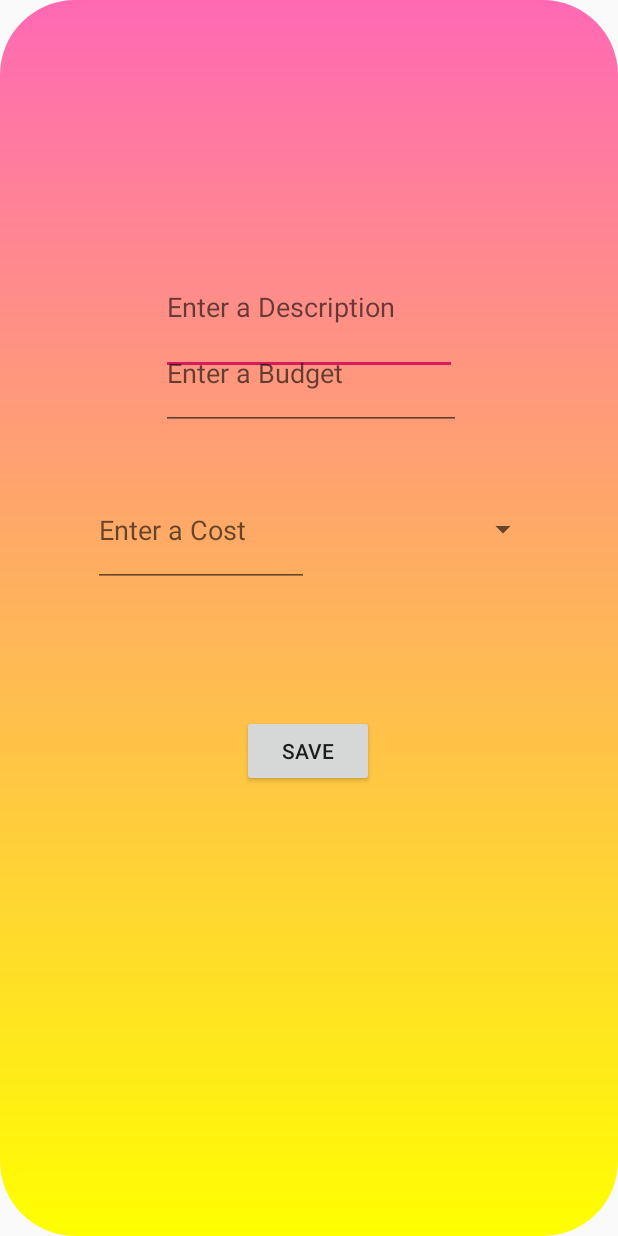
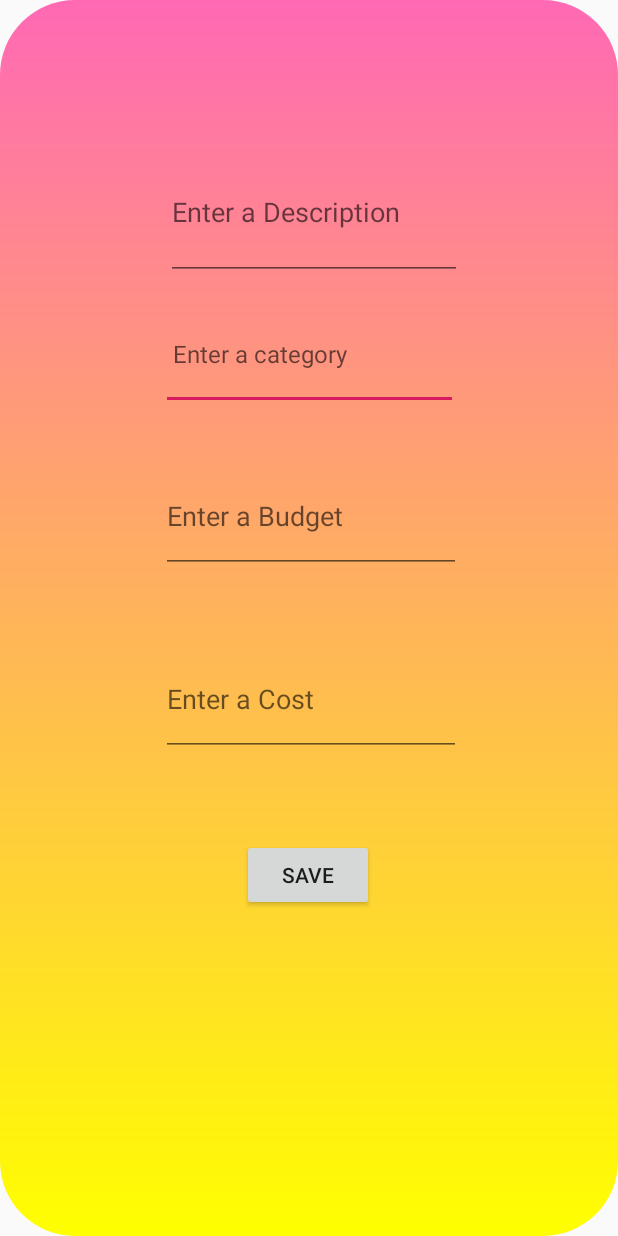
Before and after one commit to yitongni/AndroidProject, an Android app: the layout activity_popup.xml on its own in the app's theme, with its tools: preview values and no code run, on a phone screen of 412 x 824 dp. Run offline under Robolectric (Android 15) with nearby library versions, the phone set to English and light mode, and no system bars.

Commit message:
Updating UI

```diff
--- a/app/src/main/res/layout/activity_popup.xml
+++ b/app/src/main/res/layout/activity_popup.xml
@@ -17,32 +17,32 @@
         app:layout_constraintLeft_toLeftOf="parent"
         app:layout_constraintRight_toRightOf="parent"
         app:layout_constraintTop_toTopOf="parent"
-        app:layout_constraintVertical_bias="0.614" />
+        app:layout_constraintVertical_bias="0.721" />
 
-    <!--<EditText-->
+    <AutoCompleteTextView
+        android:id="@+id/editTextCategory"
+        style="?android:attr/spinnerItemStyle"
+        android:layout_width="198dp"
+        android:layout_height="74dp"
+        android:hint="Enter a category"
+        app:layout_constraintBottom_toBottomOf="parent"
+        app:layout_constraintHorizontal_bias="0.502"
+        app:layout_constraintLeft_toLeftOf="parent"
+        app:layout_constraintRight_toRightOf="parent"
+        app:layout_constraintTop_toTopOf="parent"
+        app:layout_constraintVertical_bias="0.266" />
+
+    <!--<Spinner-->
+        <!--android:id="@+id/categorySpinner"-->
         <!--android:layout_width="143dp"-->
         <!--android:layout_height="74dp"-->
-        <!--android:gravity="right"-->
-        <!--android:id="@+id/editTextCategory"-->
+        <!--android:text="Select a category"-->
         <!--app:layout_constraintBottom_toBottomOf="parent"-->
         <!--app:layout_constraintHorizontal_bias="0.804"-->
         <!--app:layout_constraintLeft_toLeftOf="parent"-->
         <!--app:layout_constraintRight_toRightOf="parent"-->
         <!--app:layout_constraintTop_toTopOf="parent"-->
-        <!--app:layout_constraintVertical_bias="0.421"-->
-        <!--style="?android:attr/spinnerItemStyle"/>-->
-
-    <Spinner
-        android:id="@+id/categorySpinner"
-        android:layout_width="143dp"
-        android:layout_height="74dp"
-        android:text="Select a category"
-        app:layout_constraintBottom_toBottomOf="parent"
-        app:layout_constraintHorizontal_bias="0.804"
-        app:layout_constraintLeft_toLeftOf="parent"
-        app:layout_constraintRight_toRightOf="parent"
-        app:layout_constraintTop_toTopOf="parent"
-        app:layout_constraintVertical_bias="0.421" />
+        <!--app:layout_constraintVertical_bias="0.421" />-->
 
     <EditText
         android:id="@+id/description"
@@ -50,23 +50,24 @@
         android:layout_height="90dp"
         android:hint="Enter a Description"
         app:layout_constraintBottom_toBottomOf="parent"
+        app:layout_constraintHorizontal_bias="0.514"
         app:layout_constraintLeft_toLeftOf="parent"
         app:layout_constraintRight_toRightOf="parent"
         app:layout_constraintTop_toTopOf="parent"
-        app:layout_constraintVertical_bias="0.218" />
+        app:layout_constraintVertical_bias="0.132" />
 
     <EditText
         android:id="@+id/categoryCost"
-        android:layout_width="144dp"
+        android:layout_width="200dp"
         android:layout_height="75dp"
         android:hint="Enter a Cost"
         android:inputType="numberDecimal"
         app:layout_constraintBottom_toBottomOf="parent"
-        app:layout_constraintHorizontal_bias="0.232"
+        app:layout_constraintHorizontal_bias="0.507"
         app:layout_constraintLeft_toLeftOf="parent"
         app:layout_constraintRight_toRightOf="parent"
         app:layout_constraintTop_toTopOf="parent"
-        app:layout_constraintVertical_bias="0.422" />
+        app:layout_constraintVertical_bias="0.573" />
 
     <!--<EditText-->
         <!--android:id="@+id/categoryName"-->
@@ -91,6 +92,6 @@
         app:layout_constraintLeft_toLeftOf="parent"
         app:layout_constraintRight_toRightOf="parent"
         app:layout_constraintTop_toTopOf="parent"
-        app:layout_constraintVertical_bias="0.282" />
+        app:layout_constraintVertical_bias="0.41" />
 
 </android.support.constraint.ConstraintLayout>
```
Also changed, not shown: app/src/main/java/com/example/mybudget/PopupActivity.java (+15 -8 lines).
